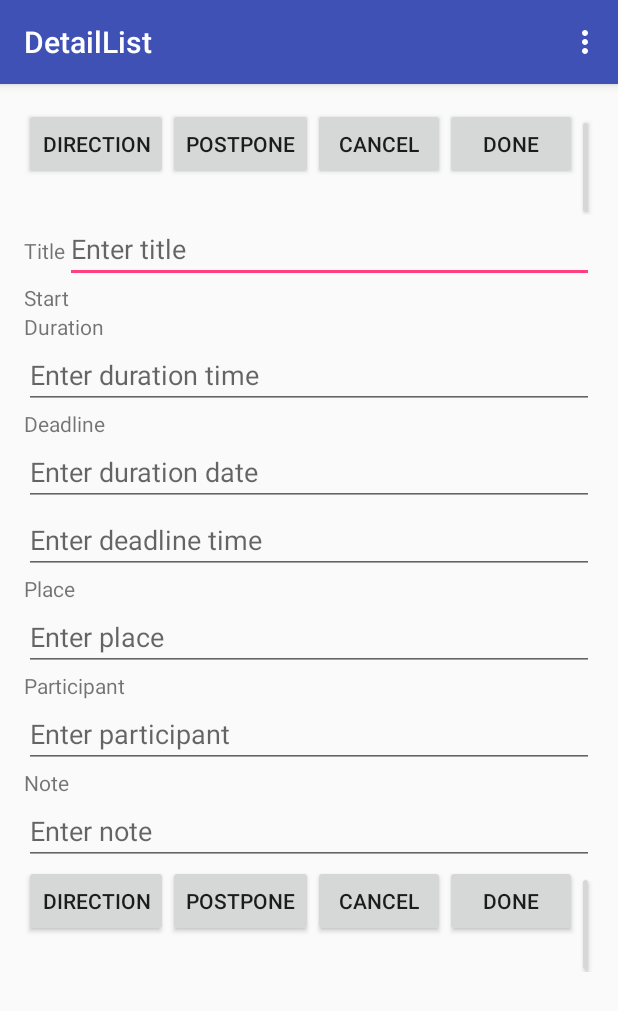
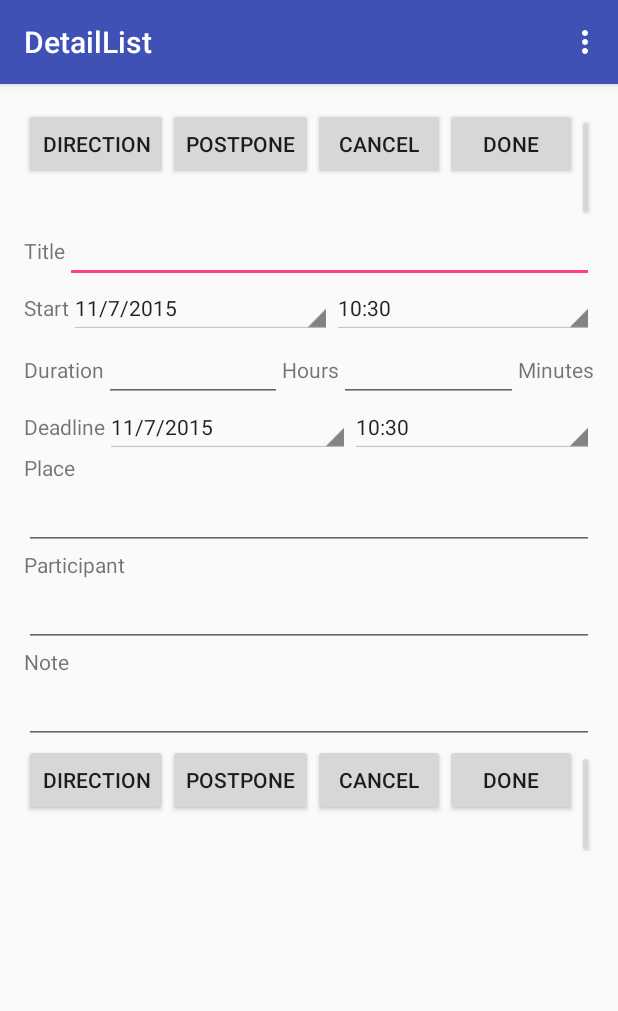
Before and after one commit to powerswat/FlexScheduler, an Android app: the DetailList screen opened directly, with no data from a screen before it, on a phone screen of 412 x 824 dp. Shown: the top 1011 px of the screen. Run offline under Robolectric (Android 15) with nearby library versions, the phone set to English and light mode, and no system bars.

Commit message:
Update Detail

```diff
--- a/app/src/main/java/cse/osu/edu/flexscheduler/DetailList.java
+++ b/app/src/main/java/cse/osu/edu/flexscheduler/DetailList.java
@@ -1,5 +1,11 @@
 package cse.osu.edu.flexscheduler;
 
+import java.util.Calendar;
+import java.util.GregorianCalendar;
+
+import android.app.AlertDialog;
+import android.app.Dialog;
+import android.content.DialogInterface;
 import android.support.v4.app.Fragment;
 import android.support.v4.app.FragmentManager;
 import android.support.v7.app.AppCompatActivity;
@@ -7,8 +13,24 @@ import android.os.Bundle;
 import android.util.Log;
 import android.view.Menu;
 import android.view.MenuItem;
+import android.app.DatePickerDialog;
+import android.app.TimePickerDialog;
+import android.view.View;
+import android.widget.DatePicker;
+import android.widget.TextView;
+import android.widget.TimePicker;
+import android.widget.Toast;
 
 public class DetailList extends AppCompatActivity {
+
+    int startYear, startMonth, startDay, startHour, startMinute;
+    int deadlineYear, deadlineMonth, deadlineDay, deadlineHour,  deadlineMinute;
+    int mYear, mMonth, mDay, mHour, mMinute;
+
+    TextView startTxtDate;
+    TextView startTxtTime;
+    TextView deadlineTxtDate;
+    TextView deadlineTxtTime;
 
     @Override
     protected void onCreate(Bundle savedInstanceState) {
@@ -24,6 +46,23 @@ public class DetailList extends AppCompatActivity {
                     .add(R.id.fragment_container, fragment)
                     .commit();
         }*/
+
+        startTxtDate = (TextView)findViewById(R.id.start_date);
+        startTxtTime = (TextView)findViewById(R.id.start_time);
+        deadlineTxtDate = (TextView)findViewById(R.id.deadline_date);
+        deadlineTxtTime = (TextView)findViewById(R.id.deadline_time);
+
+        Calendar cal = new GregorianCalendar();
+        startYear =  deadlineYear = mYear = cal.get(Calendar.YEAR);
+        startMonth =  deadlineMonth = mMonth = cal.get(Calendar.MONTH);
+        startDay =  deadlineDay = mDay = cal.get(Calendar.DAY_OF_MONTH);
+        startHour =  deadlineHour = mHour = cal.get(Calendar.HOUR_OF_DAY);
+        startMinute =  deadlineMinute = mMinute = cal.get(Calendar.MINUTE);
+
+        startTxtDate.setText(String.format("%d/%d/%d", mMonth+1, mDay, mYear));
+        startTxtTime.setText(String.format("%d:%d", mHour, mMinute));
+        deadlineTxtDate.setText(String.format("%d/%d/%d", mMonth+1, mDay, mYear));
+        deadlineTxtTime.setText(String.format("%d:%d", mHour, mMinute));
     }
 
 
@@ -49,4 +88,123 @@ public class DetailList extends AppCompatActivity {
 
         return super.onOptionsItemSelected(item);
     }
+
+
+    public void mOnClick(View v) {
+        switch(v.getId()) {
+            case R.id.start_date:
+                new DatePickerDialog(DetailList.this,startDateSetListener, startYear, startMonth, startDay).show();
+                break;
+            case R.id.start_time:
+                new TimePickerDialog(DetailList.this,startTimeSetListener, startHour, startMinute, true).show();
+                break;
+            case R.id.deadline_date:
+                new DatePickerDialog(DetailList.this,deadlineDateSetListener, deadlineYear, deadlineMonth, deadlineDay).show();
+                break;
+            case R.id.deadline_time:
+                new TimePickerDialog(DetailList.this,deadlineTimeSetListener, deadlineHour, deadlineMinute, true).show();
+                break;
+            /*case R.id.duration_hours:
+                durationHoursNow();
+                break;
+            case R.id.duration_minutes:
+                durationMinutesNow();
+                break;*/
+        }
+    }
+
+    DatePickerDialog.OnDateSetListener startDateSetListener =
+            new DatePickerDialog.OnDateSetListener() {
+                @Override
+                public void onDateSet(DatePicker view, int year, int monthOfYear, int dayOfMonth)
+                {
+                    startYear = year;
+                    startMonth = monthOfYear;
+                    startDay = dayOfMonth;
+
+                    startUpdateNow();
+                }
+            };
+
+    TimePickerDialog.OnTimeSetListener startTimeSetListener =
+            new TimePickerDialog.OnTimeSetListener() {
+
+                @Override
+                public void onTimeSet(TimePicker view, int hourOfDay, int minute) {
+                    startHour = hourOfDay;
+                    startMinute = minute;
+                    startUpdateNow();
+                }
+            };
+
+    DatePickerDialog.OnDateSetListener deadlineDateSetListener =
+            new DatePickerDialog.OnDateSetListener() {
+                @Override
+                public void onDateSet(DatePicker view, int year, int monthOfYear, int dayOfMonth)
+                {
+                    deadlineYear = year;
+                    deadlineMonth = monthOfYear;
+                    deadlineDay = dayOfMonth;
+                    deadlineUpdateNow();
+                }
+            };
+
+    TimePickerDialog.OnTimeSetListener deadlineTimeSetListener =
+            new TimePickerDialog.OnTimeSetListener() {
+
+                @Override
+                public void onTimeSet(TimePicker view, int hourOfDay, int minute) {
+                    deadlineHour = hourOfDay;
+                    deadlineMinute = minute;
+
+                    deadlineUpdateNow();
+                }
+            };
+
+
+
+    void durationHoursNow() {
+        final CharSequence[] items = {"0", "1", "2", "3", "4", "5", "6", "7"};
+
+        AlertDialog.Builder builder = new AlertDialog.Builder(this);     // 여기서 this는 Activity의 this
+
+        // 여기서 부터는 알림창의 속성 설정
+        builder.setTitle("Hours")        // 제목 설정
+                .setItems(items, new DialogInterface.OnClickListener() {    // 목록 클릭시 설정
+                    public void onClick(DialogInterface dialog, int index) {
+                        Toast.makeText(getApplicationContext(), items[index], Toast.LENGTH_SHORT).show();
+                    }
+                });
+
+        AlertDialog dialog = builder.create();    // 알림창 객체 생성
+        dialog.show();    // 알림창 띄우기
+    }
+
+    void durationMinutesNow() {
+        final CharSequence[] items = {"0", "1", "2", "3", "4", "5", "6", "7"};
+
+        AlertDialog.Builder builder = new AlertDialog.Builder(this);     // 여기서 this는 Activity의 this
+
+        // 여기서 부터는 알림창의 속성 설정
+        builder.setTitle("Minutes")        // 제목 설정
+                .setItems(items, new DialogInterface.OnClickListener() {    // 목록 클릭시 설정
+                    public void onClick(DialogInterface dialog, int index) {
+                        Toast.makeText(getApplicationContext(), items[index], Toast.LENGTH_SHORT).show();
+                    }
+                });
+
+        AlertDialog dialog = builder.create();    // 알림창 객체 생성
+        dialog.show();    // 알림창 띄우기
+    }
+
+    void startUpdateNow(){
+            startTxtDate.setText(String.format("%d/%d/%d", startMonth+1, startDay, startYear));
+            startTxtTime.setText(String.format("%d:%d", startHour, startMinute));
+    }
+
+    void deadlineUpdateNow(){
+            deadlineTxtDate.setText(String.format("%d/%d/%d", deadlineMonth+1, deadlineDay, deadlineYear));
+            deadlineTxtTime.setText(String.format("%d:%d", deadlineHour, deadlineMinute));
+    }
+
 }
--- a/app/src/main/java/cse/osu/edu/flexscheduler/DetailListFragment.java
+++ b/app/src/main/java/cse/osu/edu/flexscheduler/DetailListFragment.java
@@ -1,10 +1,14 @@
 package cse.osu.edu.flexscheduler;
+
+
 
 import android.support.v4.app.Fragment;
 import android.os.Bundle;
 import android.view.LayoutInflater;
 import android.view.View;
 import android.view.ViewGroup;
+
+
 
 /**
  * A placeholder fragment containing a simple view.
--- a/app/src/main/res/layout/fragment_detail_list.xml
+++ b/app/src/main/res/layout/fragment_detail_list.xml
@@ -59,7 +59,7 @@
                 <EditText
                     android:layout_width="match_parent"
                     android:layout_height="wrap_content"
-                    android:hint="Enter title"
+                    android:layout_weight="0.72"
                     android:id="@+id/title" />
             </LinearLayout>
 
@@ -71,6 +71,26 @@
                     android:text="Start"
                     android:layout_height="wrap_content"
                     android:layout_width="wrap_content"/>
+
+                <TextView
+                    android:id="@+id/start_date"
+                    android:layout_width="match_parent"
+                    android:layout_height="wrap_content"
+                    android:layout_weight="0.72"
+                    android:text="Aug 20, 2012"
+                    android:onClick="mOnClick"
+                    style="@android:style/Widget.Holo.Light.Spinner" />
+
+                <TextView
+                    android:id="@+id/start_time"
+                    android:layout_width="match_parent"
+                    android:layout_height="wrap_content"
+                    android:layout_weight="0.72"
+                    android:text="11:00 AM"
+                    android:onClick="mOnClick"
+                    style="@android:style/Widget.Holo.Light.Spinner" />
+                   <!-- android:layout_width="0dp"-->
+
                 <!-- <EditText
                      android:layout_width="match_parent"
                      android:layout_height="wrap_content"
@@ -84,41 +104,87 @@
                      android:id="@+id/start_time" /> -->
             </LinearLayout>
 
+            <LinearLayout
+                android:orientation="horizontal"
+                android:layout_width="match_parent"
+                android:layout_height="wrap_content" >
                 <TextView
                     android:text="Duration"
                     android:layout_height="wrap_content"
+                    android:layout_width="wrap_content"/>
+                <!--<Spinner
                     android:layout_width="wrap_content"
-                android:layout_gravity="left"/>
+                    android:layout_height="wrap_content"
+                    android:id="@+id/duration_hours"
+                    android:layout_weight="0.72" />-->
+                <!-- <TextView
+                    android:id="@+id/duration_hours"
+                    android:layout_width="wrap_content"
+                    android:layout_height="wrap_content"
+                    android:layout_weight="0.72"
+                    android:text="2"
+                    android:onClick="durationHoursNow"
+                    style="@android:style/Widget.Holo.Light.Spinner" />
+                   -->
 
                 <EditText
+                    android:layout_width="wrap_content"
+                    android:layout_height="wrap_content"
+                    android:inputType="numberSigned"
+                    android:layout_weight="0.72"
+                    android:id="@+id/duration_hours"/>
+
+                <TextView
+                    android:text="Hours"
+                    android:layout_height="wrap_content"
+                    android:layout_width="wrap_content"/>
+                <!--<Spinner
+                    android:layout_width="wrap_content"
+                    android:layout_height="wrap_content"
+                    android:id="@+id/duration_minutes"
+                    android:layout_weight="0.72" />-->
+                <EditText
+                    android:layout_width="wrap_content"
+                    android:layout_height="wrap_content"
+                    android:inputType="numberSigned"
+                    android:layout_weight="0.72"
+                    android:id="@+id/duration_minutes"/>
+
+                <TextView
+                    android:text="Minutes"
+                    android:layout_height="wrap_content"
+                    android:layout_width="wrap_content"/>
+
+
+            </LinearLayout>
+
+            <LinearLayout
+                android:orientation="horizontal"
                 android:layout_width="match_parent"
-                android:layout_height="wrap_content"
-                android:inputType="time"
-                android:hint="Enter duration time"
-                android:ems="10"
-                android:id="@+id/duration_time" />
-
+                android:layout_height="wrap_content" >
                 <TextView
                     android:text="Deadline"
                     android:layout_height="wrap_content"
-                android:layout_width="wrap_content"
-                android:layout_gravity="left"/>
+                    android:layout_width="wrap_content"/>
 
-            <EditText
+                <TextView
+                    android:id="@+id/deadline_date"
                     android:layout_width="match_parent"
                     android:layout_height="wrap_content"
-                android:inputType="date"
-                android:hint="Enter duration date"
-                android:ems="10"
-                android:id="@+id/deadline_date" />
+                    android:layout_weight="0.72"
+                    android:text="Aug 20, 2012"
+                    android:onClick="mOnClick"
+                    style="@android:style/Widget.Holo.Light.Spinner" />
 
-            <EditText
+                <TextView
+                    android:id="@+id/deadline_time"
                     android:layout_width="match_parent"
                     android:layout_height="wrap_content"
-                android:inputType="time"
-                android:hint="Enter deadline time"
-                android:ems="10"
-                android:id="@+id/deadline_time" />
+                    android:layout_weight="0.72"
+                    android:text="11:00 AM"
+                    android:onClick="mOnClick"
+                    style="@android:style/Widget.Holo.Light.Spinner" />
+            </LinearLayout>
 
             <TextView
                 android:text="Place"
@@ -129,7 +195,6 @@
             <EditText
                 android:layout_width="match_parent"
                 android:layout_height="wrap_content"
-                android:hint="Enter place"
                 android:id="@+id/place"
                 android:layout_gravity="center_horizontal" />
 
@@ -143,7 +208,6 @@
                 android:layout_width="match_parent"
                 android:layout_height="wrap_content"
                 android:inputType="textMultiLine"
-                android:hint="Enter participant"
                 android:ems="10"
                 android:id="@+id/participant"
                 android:layout_gravity="center_horizontal" />
@@ -158,7 +222,6 @@
                 android:layout_width="match_parent"
                 android:layout_height="wrap_content"
                 android:inputType="textMultiLine"
-                android:hint="Enter note"
                 android:ems="10"
                 android:id="@+id/note"
                 android:layout_gravity="center_horizontal" />
--- a/app/src/main/res/values/strings.xml
+++ b/app/src/main/res/values/strings.xml
@@ -17,4 +17,7 @@
     <string name="action_settings">Settings</string>
     <string name="title_activity_detail_list">DetailList</string>
     <string name="hello_world">Hello world!</string>
+
+
+
 </resources>
```
Also changed, not shown: app/src/main/AndroidManifest.xml (+9 -0 lines). Lines whose indentation alone changed are shown as unchanged.
